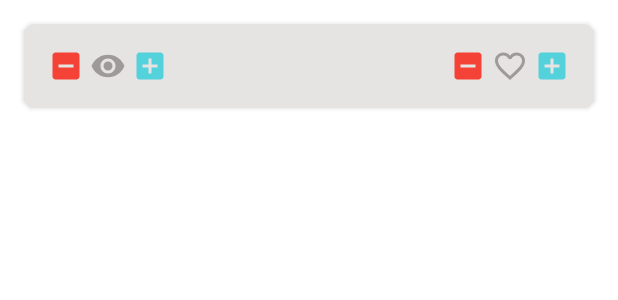
After one commit to m-mirghafari/social-media, an Android app: the layout item_setting.xml on its own in the app's theme, with its tools: preview values and no code run, on a phone screen of 412 x 824 dp. The commit adds this screen. Shown: the top 300 px of the screen. Run offline under Robolectric (Android 15) with nearby library versions, the phone set to English and light mode, and no system bars.

Commit message:
feat: add setting adapter and viewHolder

```diff
--- /dev/null
+++ b/app/src/main/res/drawable/click_circle_ripple.xml
@@ -0,0 +1,14 @@
+<?xml version="1.0" encoding="utf-8"?>
+<ripple xmlns:android="http://schemas.android.com/apk/res/android"
+    android:color="?android:attr/colorControlHighlight">
+    <item android:id="@android:id/mask">
+        <shape android:shape="oval">
+            <solid android:color="#FFF" />
+        </shape>
+    </item>
+    <item>
+        <shape android:shape="oval">
+            <solid android:color="@color/transparent" />
+        </shape>
+    </item>
+</ripple>
--- /dev/null
+++ b/app/src/main/res/drawable/ic_add.xml
@@ -0,0 +1,5 @@
+<vector android:height="24dp" android:tint="#000000"
+    android:viewportHeight="24" android:viewportWidth="24"
+    android:width="24dp" xmlns:android="http://schemas.android.com/apk/res/android">
+    <path android:fillColor="@android:color/white" android:pathData="M19,3L5,3c-1.11,0 -2,0.9 -2,2v14c0,1.1 0.89,2 2,2h14c1.1,0 2,-0.9 2,-2L21,5c0,-1.1 -0.9,-2 -2,-2zM17,13h-4v4h-2v-4L7,13v-2h4L11,7h2v4h4v2z"/>
+</vector>
--- /dev/null
+++ b/app/src/main/res/drawable/ic_minus.xml
@@ -0,0 +1,5 @@
+<vector android:height="24dp" android:tint="#000000"
+    android:viewportHeight="24" android:viewportWidth="24"
+    android:width="24dp" xmlns:android="http://schemas.android.com/apk/res/android">
+    <path android:fillColor="@android:color/white" android:pathData="M19,3H5C3.9,3 3,3.9 3,5v14c0,1.1 0.9,2 2,2h14c1.1,0 2,-0.9 2,-2V5C21,3.9 20.1,3 19,3zM17,13H7v-2h10V13z"/>
+</vector>
--- /dev/null
+++ b/app/src/main/res/layout/item_setting.xml
@@ -0,0 +1,102 @@
+<?xml version="1.0" encoding="utf-8"?>
+<layout xmlns:android="http://schemas.android.com/apk/res/android"
+    xmlns:app="http://schemas.android.com/apk/res-auto">
+
+    <androidx.constraintlayout.widget.ConstraintLayout
+        android:id="@+id/layoutItem"
+        android:layout_width="match_parent"
+        android:layout_height="wrap_content"
+        android:layout_margin="@dimen/space_large"
+        android:background="@drawable/box_background"
+        android:elevation="@dimen/cardview_default_elevation"
+        android:padding="@dimen/space_normal">
+
+        <androidx.appcompat.widget.AppCompatTextView
+            android:id="@+id/txtVideoId"
+            style="@style/textView"
+            android:textStyle="bold"
+            app:layout_constraintBottom_toBottomOf="parent"
+            app:layout_constraintEnd_toEndOf="parent"
+            app:layout_constraintStart_toStartOf="parent"
+            app:layout_constraintTop_toTopOf="parent" />
+
+
+        <androidx.appcompat.widget.AppCompatImageView
+            android:id="@+id/btnDecreaseLike"
+            android:layout_width="@dimen/button_size"
+            android:layout_height="@dimen/zero_dp"
+            android:background="@drawable/click_circle_ripple"
+            android:padding="@dimen/space_very_small"
+            android:src="@drawable/ic_minus"
+            app:layout_constraintBottom_toBottomOf="parent"
+            app:layout_constraintDimensionRatio="1:1"
+            app:layout_constraintStart_toStartOf="parent"
+            app:layout_constraintTop_toTopOf="parent"
+            app:tint="@color/errorColor" />
+
+        <androidx.appcompat.widget.AppCompatTextView
+            android:id="@+id/txtLikes"
+            style="@style/textView"
+            android:drawableStart="@drawable/ic_view"
+            android:gravity="center"
+            android:textColor="@color/textColorSecondary"
+            android:textSize="@dimen/text_size_small"
+            app:drawableTint="@color/iconsTintColor"
+            app:layout_constraintBottom_toBottomOf="@id/btnDecreaseLike"
+            app:layout_constraintStart_toEndOf="@id/btnDecreaseLike"
+            app:layout_constraintTop_toTopOf="@id/btnDecreaseLike" />
+
+        <androidx.appcompat.widget.AppCompatImageView
+            android:id="@+id/btnIncreaseLike"
+            android:layout_width="@dimen/button_size"
+            android:layout_height="@dimen/zero_dp"
+            android:background="@drawable/click_circle_ripple"
+            android:padding="@dimen/space_very_small"
+            android:src="@drawable/ic_add"
+            app:layout_constraintBottom_toBottomOf="@id/btnDecreaseLike"
+            app:layout_constraintStart_toEndOf="@id/txtLikes"
+            app:layout_constraintTop_toTopOf="@id/btnDecreaseLike"
+            app:tint="@color/successColor" />
+
+
+        <androidx.appcompat.widget.AppCompatImageView
+            android:id="@+id/btnDecreaseView"
+            android:layout_width="@dimen/button_size"
+            android:layout_height="@dimen/zero_dp"
+            android:background="@drawable/click_circle_ripple"
+            android:padding="@dimen/space_very_small"
+            android:src="@drawable/ic_minus"
+            app:layout_constraintBottom_toBottomOf="@id/btnIncreaseView"
+            app:layout_constraintEnd_toStartOf="@id/txtViews"
+            app:layout_constraintTop_toTopOf="@id/btnIncreaseView"
+            app:tint="@color/errorColor" />
+
+        <androidx.appcompat.widget.AppCompatTextView
+            android:id="@+id/txtViews"
+            style="@style/textView"
+            android:drawableStart="@drawable/ic_like"
+            android:gravity="center"
+            android:textColor="@color/textColorSecondary"
+            android:textSize="@dimen/text_size_small"
+            app:drawableTint="@color/iconsTintColor"
+            app:layout_constraintBottom_toBottomOf="@id/btnIncreaseView"
+            app:layout_constraintEnd_toStartOf="@+id/btnIncreaseView"
+            app:layout_constraintTop_toTopOf="@id/btnIncreaseView" />
+
+
+        <androidx.appcompat.widget.AppCompatImageView
+            android:id="@+id/btnIncreaseView"
+            android:layout_width="@dimen/button_size"
+            android:layout_height="@dimen/zero_dp"
+            android:background="@drawable/click_circle_ripple"
+            android:padding="@dimen/space_very_small"
+            android:src="@drawable/ic_add"
+            app:layout_constraintBottom_toBottomOf="parent"
+            app:layout_constraintDimensionRatio="1:1"
+            app:layout_constraintEnd_toEndOf="parent"
+            app:layout_constraintTop_toTopOf="parent"
+            app:tint="@color/successColor" />
+
+    </androidx.constraintlayout.widget.ConstraintLayout>
+
+</layout>
--- a/app/src/main/res/values/colors.xml
+++ b/app/src/main/res/values/colors.xml
@@ -6,9 +6,10 @@
     <color name="accent">#53D2DC</color>
     <color name="accentLight">#EAF9FB</color>
 
+    <color name="transparent">#00ffffff</color>
+
     <color name="successColor">#53D2DC</color>
     <color name="errorColor">#F44336</color>
-
 
     <color name="textColor">#28293d</color>
     <color name="textColorSecondary">#676767</color>
--- a/app/src/main/res/values/dimens.xml
+++ b/app/src/main/res/values/dimens.xml
@@ -8,5 +8,6 @@
     <dimen name="space_normal">12dp</dimen>
     <dimen name="space_very_small">4dp</dimen>
     <dimen name="space_large">16dp</dimen>
+    <dimen name="button_size">32dp</dimen>
     <dimen name="radius">8dp</dimen>
 </resources>
--- a/app/src/main/res/values/strings.xml
+++ b/app/src/main/res/values/strings.xml
@@ -2,4 +2,6 @@
     <string name="app_name">SocialMedia</string>
     <string name="home">Home</string>
     <string name="setting">Setting</string>
+    <string name="views">views</string>
+    <string name="likes">likes</string>
 </resources>
```
Also changed, not shown: app/src/main/java/com/sky/social/ui/settingTab/settingAdapter/SettingAdapter.kt (added, +70 -0 lines), app/src/main/java/com/sky/social/ui/settingTab/settingAdapter/SettingViewHolder.kt (added, +46 -0 lines).
